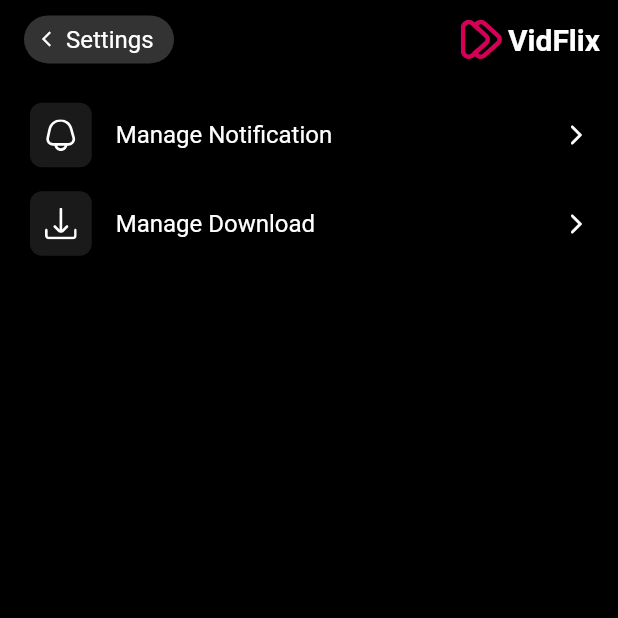
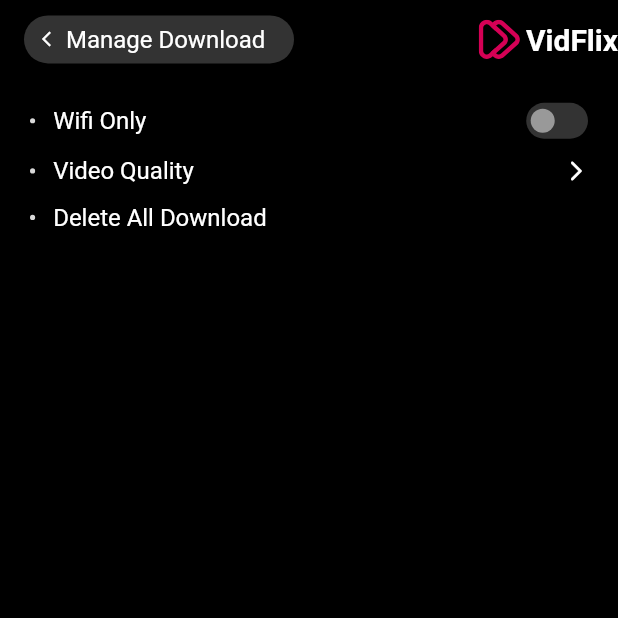
Before and after one commit to wahabrej/jomlye, a Flutter app: the SettingsScreen screen opened by its route, after a tap on "Manage Download", on a phone screen of 412 x 824 dp, the top half of it. Run offline on Flutter 3.47's test engine with Material 3 defaults, Android fonts, the light colour scheme and no system bars; our stand-ins replace carousel_slider, dio, flutter_dotenv, flutter_screenutil, flutter_svg, get and 4 more; missing offline and left inert: flutter_inappwebview; accounts and stored records are empty; project files that could hold a hidden picture were left out.

Commit message:
manage download screen design

```diff
--- a/lib/controllers/profile/profile_controller.dart
+++ b/lib/controllers/profile/profile_controller.dart
@@ -233,4 +233,5 @@ final String privacyPolicyUrl = "https://api.salebot.app/page/privacy-policy"; /
   final RxBool paymentNotificationState = RxBool(false);
   final RxBool appUpdateState = RxBool(false);
   final RxBool subscriptionState = RxBool(false);
+  final RxBool wifiOnlyState = RxBool(false);
 }
--- /dev/null
+++ b/lib/screens/profile/settings/manage_download_screen.dart
@@ -0,0 +1,122 @@
+import 'package:vidflix_flutter_app/controllers/profile/profile_controller.dart';
+import 'package:vidflix_flutter_app/screens/profile/settings/manage_notification_screen.dart';
+import 'package:vidflix_flutter_app/screens/widgets/common/utils/custom_app_bar.dart';
+import 'package:vidflix_flutter_app/utils/constants/imports.dart';
+
+class ManageDownloadScreen extends StatelessWidget {
+ ManageDownloadScreen({super.key});
+ final ProfileController profileController = Get.find<ProfileController>();
+
+  @override
+  Widget build(BuildContext context) {
+    return Scaffold(
+      backgroundColor: cBlackColor,
+      appBar: PreferredSize(
+        preferredSize: Size.fromHeight(kAppBarSize.h),
+        //* info:: appBar
+        child: CustomAppBar(
+          hasBackButton: false,
+          title: GestureDetector(
+            onTap: () {
+              Get.back();
+            },
+            child: Container(
+              width: 180,
+              height: h32,
+              decoration: BoxDecoration(
+                borderRadius: BorderRadius.circular(100.r),
+                color: cWhiteColor.withOpacity(0.2),
+              ),
+              child: Padding(
+                padding: const EdgeInsets.symmetric(
+                    horizontal: k12Padding, vertical: k2Padding),
+                child: Row(
+                  children: [
+                    const Icon(
+                      Icons.arrow_back_ios,
+                      size: kIconSize12,
+                      color: cWhiteColor,
+                    ),
+                    kW4sizedBox,
+                    Center(
+                        child: Text(
+                      ksManageDownload.tr,
+                      style: regular16TextStyle(cWhiteColor),
+                    )),
+                  ],
+                ),
+              ),
+            ),
+          ),
+          actions: [
+            SvgPicture.asset(
+              kiVidflix,
+              width: h24.w,
+              height: h24.h,
+              color: cPrimaryColor2,
+            ),
+            kW4sizedBox,
+            Center(
+              child: Text(
+                ksVidflix.tr,
+                style: semiBold20TextStyle(cWhiteColor),
+              ),
+            ),
+          ],
+        ),
+      ),
+            body: Padding(
+        padding: const EdgeInsets.symmetric(horizontal: k20Padding),
+        child: Column(
+          children: [
+            kH16sizedBox,
+            ManageNotificationContentRow(titleText: ksWifiOnly.tr,switchState: profileController.wifiOnlyState,),
+            kH12sizedBox,
+            Row(
+          children: [
+            Container(
+              width: 3.w,
+              height: 3.h,
+              decoration: const BoxDecoration(
+                shape: BoxShape.circle,
+                color: cGreyBoxColor2,
+              ),
+            ),
+            kW12sizedBox,
+            Text(
+              ksVideoQuality.tr,
+              style: regular16TextStyle(cWhiteColor),
+            ),
+            const Expanded(child: SizedBox()),
+             const Icon(
+            Icons.arrow_forward_ios_rounded,
+            size: kIconSize16,
+            color: cWhiteColor,
+          ),
+
+          ],
+        ),
+        kH12sizedBox,
+          Row(
+          children: [
+            Container(
+              width: 3.w,
+              height: 3.h,
+              decoration: const BoxDecoration(
+                shape: BoxShape.circle,
+                color: cGreyBoxColor2,
+              ),
+            ),
+            kW12sizedBox,
+            Text(
+              ksDeleteAllDownload.tr,
+              style: regular16TextStyle(cWhiteColor),
+            ),
+          ],
+        ),
+          ],
+        ),
+      ),
+    );
+  }
+}
--- a/lib/screens/profile/settings/settings_screen.dart
+++ b/lib/screens/profile/settings/settings_screen.dart
@@ -77,11 +77,11 @@ class SettingsScreen extends StatelessWidget {
                     },
                   ),
                   kH16sizedBox,
-                            ProfileCommonWidget(
+                    ProfileCommonWidget(
                     image: kiDownload,
                     title: ksManageDownload.tr,
                     onPressed: () {
-                      // Get.toNamed(krSettingsScreen);
+                      Get.toNamed(krManageDownloadScreen);
                     },
                   ),
           ],
--- a/lib/utils/constants/routes.dart
+++ b/lib/utils/constants/routes.dart
@@ -22,6 +22,7 @@ import 'package:vidflix_flutter_app/screens/profile/payment_history_screen.dart'
 import 'package:vidflix_flutter_app/screens/profile/payment_method_screen.dart';
 import 'package:vidflix_flutter_app/screens/profile/payment_success_screen.dart';
 import 'package:vidflix_flutter_app/screens/profile/profile_screen.dart';
+import 'package:vidflix_flutter_app/screens/profile/settings/manage_download_screen.dart';
 import 'package:vidflix_flutter_app/screens/profile/settings/manage_notification_screen.dart';
 import 'package:vidflix_flutter_app/screens/profile/settings/settings_screen.dart';
 import 'package:vidflix_flutter_app/screens/profile/subscription_plan_screen.dart';
@@ -50,6 +51,7 @@ const String krPaymentSuccessScreen = '/payment-success-screen';
 const String krDownloadListScreen = '/download-list-screen';
 const String krSettingsScreen = '/settings-screen';
 const String krManageNotificationScreen = '/manage-notification-screen';
+const String krManageDownloadScreen = '/manage-download-screen';
 //*Home
 const String krHomeScreen = '/home-screen';
 const String krMovieViewAllScreen = '/movie-viewall-screen';
@@ -85,6 +87,7 @@ List<GetPage<dynamic>>? routes = [
    GetPage(name: krDownloadListScreen, page: () => DownloadListScreen(), transition: Transition.noTransition),
    GetPage(name: krSettingsScreen, page: () => SettingsScreen(), transition: Transition.noTransition),
    GetPage(name: krManageNotificationScreen, page: () => ManageNotificationScreen(), transition: Transition.noTransition),
+   GetPage(name: krManageDownloadScreen, page: () => ManageDownloadScreen(), transition: Transition.noTransition),
    //*Home
    GetPage(name: krHomeScreen, page: () => HomeScreen(), transition: Transition.noTransition),
    GetPage(name: krMovieViewAllScreen, page: () => MovieViewAllScreen(), transition: Transition.noTransition),
--- a/lib/utils/constants/strings.dart
+++ b/lib/utils/constants/strings.dart
@@ -151,3 +151,6 @@ const String ksGeneralNotification = "General Notification";
 const String ksPaymentNotification = "Payment Notification";
 const String ksAppUpdate = "App Update";
 const String ksSubscription= "Subscription";
+const String ksWifiOnly= "Wifi Only";
+const String ksVideoQuality= "Video Quality";
+const String ksDeleteAllDownload = "Delete All Download";
```
